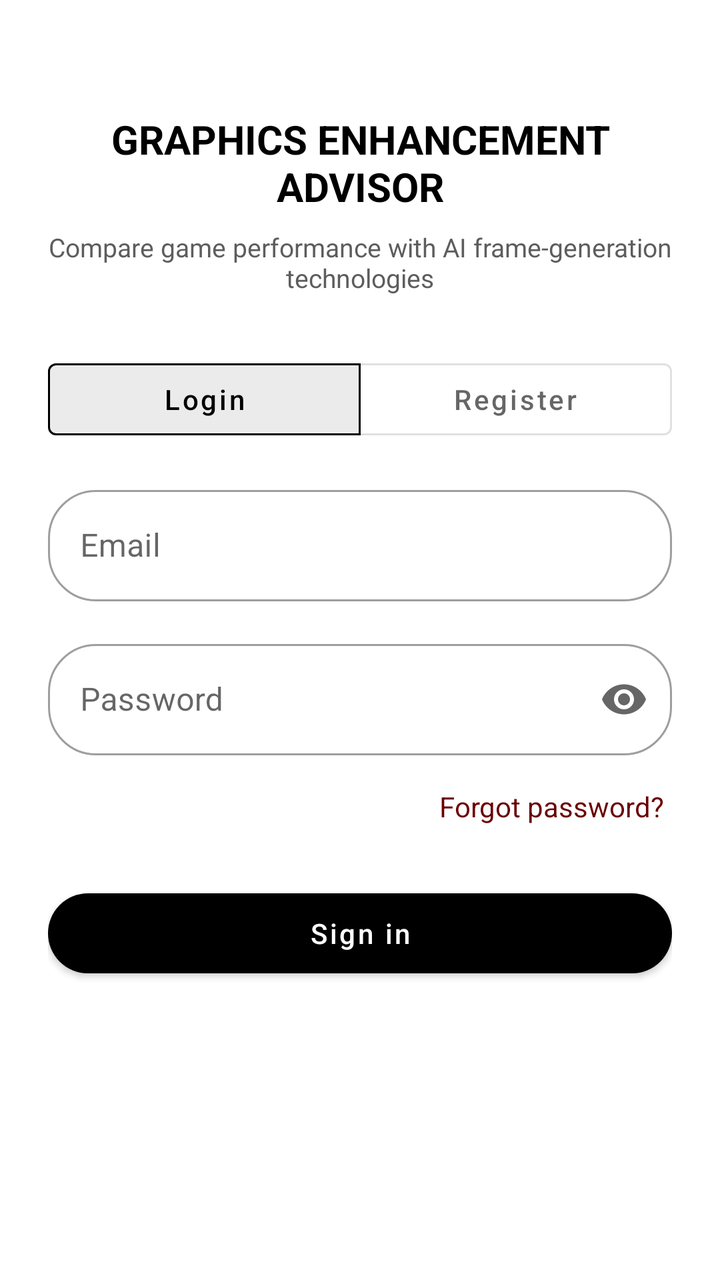
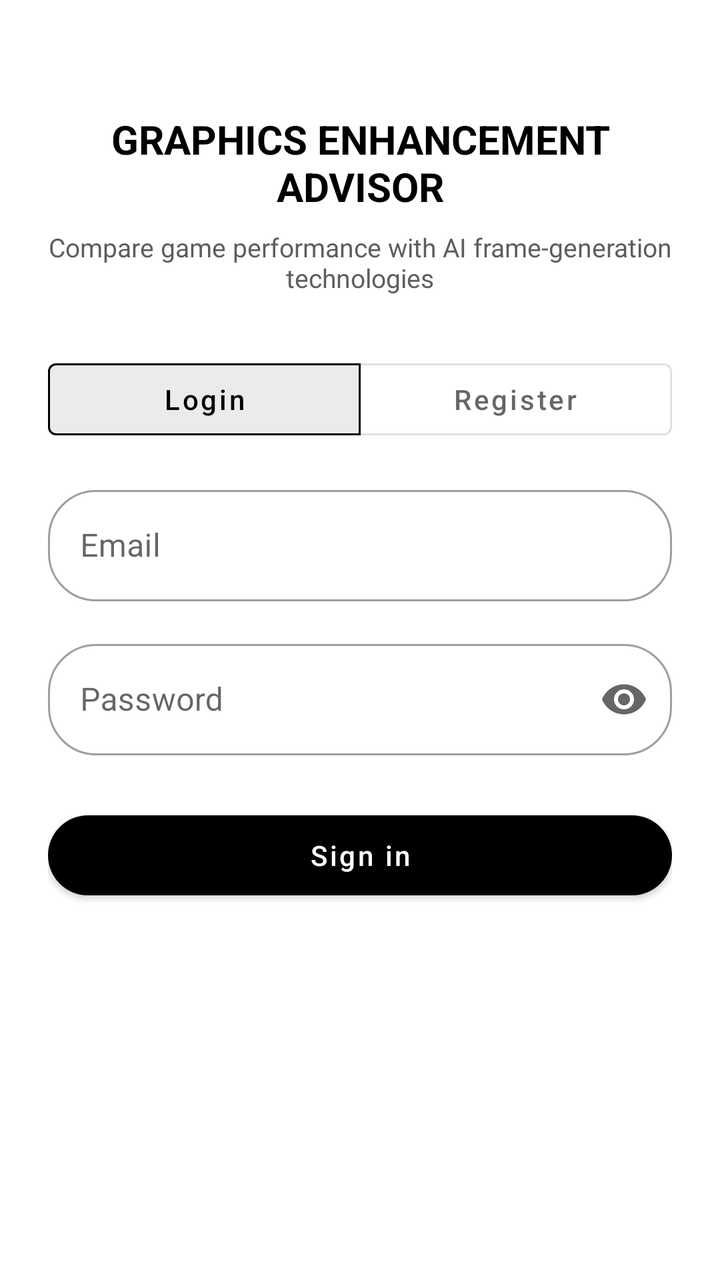

Compare the two renders of this Android layout. The source of the first and the diff that turns it into the second are given below.
<!-- AndroidManifest.xml: application theme Theme.GraphicsAdvisor -->
<!-- res/layout/activity_auth.xml -->
<?xml version="1.0" encoding="utf-8"?>
<ScrollView xmlns:android="http://schemas.android.com/apk/res/android" xmlns:app="http://schemas.android.com/apk/res-auto"
    android:layout_width="match_parent" android:layout_height="match_parent" android:fillViewport="true">
    <LinearLayout android:layout_width="match_parent" android:layout_height="wrap_content"
        android:orientation="vertical" android:padding="24dp">

        <TextView android:layout_width="match_parent" android:layout_height="wrap_content"
            android:layout_marginTop="32dp" android:gravity="center"
            android:text="GRAPHICS ENHANCEMENT ADVISOR" android:textSize="20sp" android:textStyle="bold"
            android:textColor="@color/black" />
        <TextView style="@style/Caption" android:layout_width="match_parent" android:layout_height="wrap_content"
            android:layout_marginTop="8dp" android:gravity="center"
            android:text="Compare game performance with AI frame-generation technologies" />

        <com.google.android.material.button.MaterialButtonToggleGroup
            android:id="@+id/toggle" android:layout_width="match_parent" android:layout_height="wrap_content"
            android:layout_marginTop="28dp" app:singleSelection="true" app:selectionRequired="true"
            app:checkedButton="@+id/tabLogin">
            <com.google.android.material.button.MaterialButton
                android:id="@+id/tabLogin" style="?attr/materialButtonOutlinedStyle"
                android:layout_width="0dp" android:layout_height="wrap_content" android:layout_weight="1"
                android:text="Login" />
            <com.google.android.material.button.MaterialButton
                android:id="@+id/tabRegister" style="?attr/materialButtonOutlinedStyle"
                android:layout_width="0dp" android:layout_height="wrap_content" android:layout_weight="1"
                android:text="Register" />
        </com.google.android.material.button.MaterialButtonToggleGroup>

        <com.google.android.material.textfield.TextInputLayout
            android:id="@+id/nameLayout" android:layout_width="match_parent" android:layout_height="wrap_content"
            android:layout_marginTop="20dp" android:hint="Full name" android:visibility="gone">
            <com.google.android.material.textfield.TextInputEditText
                android:id="@+id/etName" android:layout_width="match_parent" android:layout_height="wrap_content"
                android:inputType="textPersonName" />
        </com.google.android.material.textfield.TextInputLayout>

        <com.google.android.material.textfield.TextInputLayout
            android:id="@+id/emailLayout" android:layout_width="match_parent" android:layout_height="wrap_content"
            android:layout_marginTop="16dp" android:hint="Email">
            <com.google.android.material.textfield.TextInputEditText
                android:id="@+id/etEmail" android:layout_width="match_parent" android:layout_height="wrap_content"
                android:inputType="textEmailAddress" />
        </com.google.android.material.textfield.TextInputLayout>

        <com.google.android.material.textfield.TextInputLayout
            android:id="@+id/passwordLayout" android:layout_width="match_parent" android:layout_height="wrap_content"
            android:layout_marginTop="16dp" android:hint="Password" app:endIconMode="password_toggle">
            <com.google.android.material.textfield.TextInputEditText
                android:id="@+id/etPassword" android:layout_width="match_parent" android:layout_height="wrap_content"
                android:inputType="textPassword" />
        </com.google.android.material.textfield.TextInputLayout>

        <TextView android:id="@+id/tvError" android:layout_width="match_parent" android:layout_height="wrap_content"
            android:layout_marginTop="12dp" android:background="#FFFFE5E5" android:padding="12dp"
            android:textColor="@color/error" android:visibility="gone" />

        <TextView android:id="@+id/tvForgot" android:layout_width="wrap_content" android:layout_height="wrap_content"
            android:layout_gravity="end" android:layout_marginTop="12dp" android:padding="4dp"
            android:text="Forgot password?" android:textColor="#FF6A0000" />

        <ProgressBar android:id="@+id/progress" android:layout_width="wrap_content" android:layout_height="wrap_content"
            android:layout_gravity="center" android:layout_marginTop="16dp" android:visibility="gone" />

        <com.google.android.material.button.MaterialButton
            android:id="@+id/btnSubmit" android:layout_width="match_parent" android:layout_height="wrap_content"
            android:layout_marginTop="24dp" android:text="Sign in" />
    </LinearLayout>
</ScrollView>
<!-- resources referenced by this layout -->
<resources>
  <color name="black">#FF000000</color>
  <color name="error">#FFB00020</color>
  <style name="Caption">
          <item name="android:textSize">13sp</item>
          <item name="android:textColor">@color/text_secondary</item>
      </style>
  <style name="Theme.GraphicsAdvisor" parent="Theme.MaterialComponents.Light.NoActionBar">
          <item name="colorPrimary">@color/black</item>
          <item name="colorOnPrimary">@color/white</item>
          <item name="colorSecondary">@color/black</item>
          <item name="colorOnSecondary">@color/white</item>
          <item name="android:windowBackground">@color/background</item>
          <item name="android:statusBarColor">@color/background</item>
          <item name="android:windowLightStatusBar">true</item>
          <item name="materialButtonStyle">@style/AppButton</item>
          <item name="textInputStyle">@style/AppInput</item>
      </style>
  <color name="text_secondary">#FF5D5D5D</color>
  <color name="white">#FFFFFFFF</color>
  <color name="background">#FFFFFFFF</color>
  <style name="AppButton" parent="Widget.MaterialComponents.Button">
          <item name="cornerRadius">30dp</item>
          <item name="android:minHeight">52dp</item>
          <item name="android:textAllCaps">false</item>
      </style>
  <style name="AppInput" parent="Widget.MaterialComponents.TextInputLayout.OutlinedBox">
          <item name="boxCornerRadiusTopStart">24dp</item>
          <item name="boxCornerRadiusTopEnd">24dp</item>
          <item name="boxCornerRadiusBottomStart">24dp</item>
          <item name="boxCornerRadiusBottomEnd">24dp</item>
      </style>
</resources>

<!-- the commit's change to res/layout/activity_auth.xml (unified diff, before → after) -->
@@ -27,14 +27,6 @@
         </com.google.android.material.button.MaterialButtonToggleGroup>
 
         <com.google.android.material.textfield.TextInputLayout
-            android:id="@+id/nameLayout" android:layout_width="match_parent" android:layout_height="wrap_content"
-            android:layout_marginTop="20dp" android:hint="Full name" android:visibility="gone">
-            <com.google.android.material.textfield.TextInputEditText
-                android:id="@+id/etName" android:layout_width="match_parent" android:layout_height="wrap_content"
-                android:inputType="textPersonName" />
-        </com.google.android.material.textfield.TextInputLayout>
-
-        <com.google.android.material.textfield.TextInputLayout
             android:id="@+id/emailLayout" android:layout_width="match_parent" android:layout_height="wrap_content"
             android:layout_marginTop="16dp" android:hint="Email">
             <com.google.android.material.textfield.TextInputEditText
@@ -54,10 +46,6 @@
             android:layout_marginTop="12dp" android:background="#FFFFE5E5" android:padding="12dp"
             android:textColor="@color/error" android:visibility="gone" />
 
-        <TextView android:id="@+id/tvForgot" android:layout_width="wrap_content" android:layout_height="wrap_content"
-            android:layout_gravity="end" android:layout_marginTop="12dp" android:padding="4dp"
-            android:text="Forgot password?" android:textColor="#FF6A0000" />
-
         <ProgressBar android:id="@+id/progress" android:layout_width="wrap_content" android:layout_height="wrap_content"
             android:layout_gravity="center" android:layout_marginTop="16dp" android:visibility="gone" />
 
